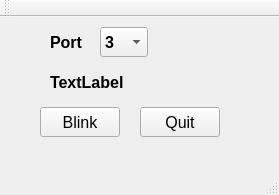
lizard20/raspberryPi3, file wiringPi/qt/BlinkPort/mainwindow.ui: the form before one commit.
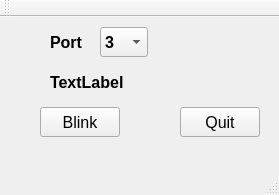
The form after the commit.

What changed in the file:
```diff
--- a/wiringPi/qt/BlinkPort/mainwindow.ui
+++ b/wiringPi/qt/BlinkPort/mainwindow.ui
@@ -183,7 +183,7 @@
    <widget class="QPushButton" name="quitButton">
     <property name="geometry">
      <rect>
-      <x>140</x>
+      <x>180</x>
       <y>90</y>
       <width>80</width>
       <height>30</height>
@@ -203,7 +203,7 @@
      <rect>
       <x>50</x>
       <y>50</y>
-      <width>141</width>
+      <width>220</width>
       <height>30</height>
      </rect>
     </property>
```
